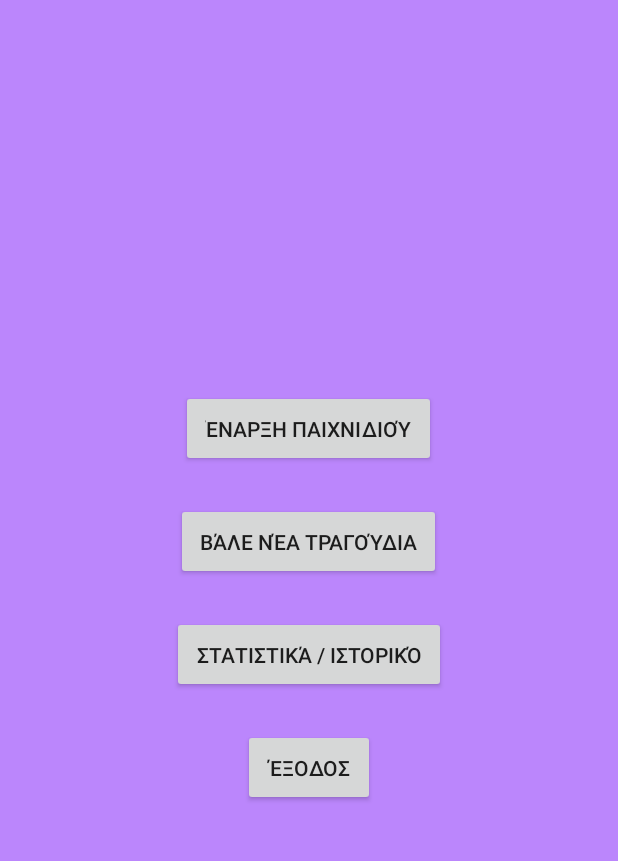
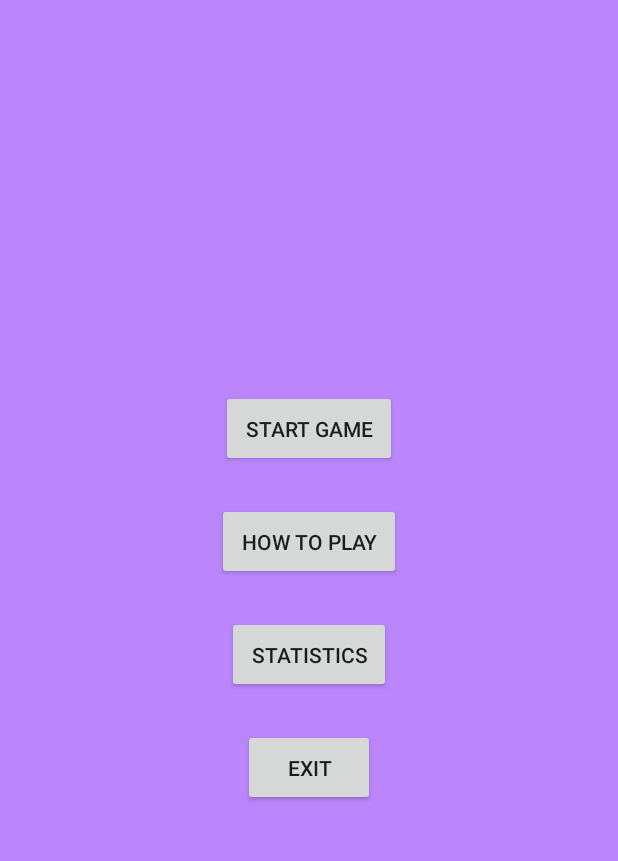
Before and after one commit to nikolassc/Guess-the-song-Android-App, an Android app built with Jetpack Compose: the screen it shows after launch (MainActivity), on a phone screen of 412 x 824 dp, the part 62-923 px from its top. Run offline under Robolectric (Android 15) with nearby library versions, the phone set to English and light mode, and no system bars; our stand-ins replace Room's generated code.

Commit message:
"How To Play" Button

```diff
--- a/app/src/main/java/com/example/gsong/MainActivity.java
+++ b/app/src/main/java/com/example/gsong/MainActivity.java
@@ -3,7 +3,10 @@ package com.example.gsong;
 import android.content.Context;
 import android.content.Intent;
 import android.os.Bundle;
+import android.view.View;
 import android.widget.Button;
+import android.widget.ImageView;
+import android.widget.TextView;
 
 import androidx.appcompat.app.AppCompatActivity;
 import androidx.appcompat.widget.Toolbar;
@@ -25,7 +28,7 @@ import androidx.appcompat.app.AlertDialog;
 
 public class MainActivity extends AppCompatActivity {
 
-    Button buttonStartGame, buttonAddSongs, buttonStats, buttonExit ;
+    Button buttonStartGame, buttonHowToPlay, buttonStats, buttonExit ;
 
     @Override
     protected void onCreate(Bundle savedInstanceState) {
@@ -42,7 +45,7 @@ public class MainActivity extends AppCompatActivity {
 
         // Κουμπιά
         buttonStartGame = findViewById(R.id.button_start_game);
-        buttonAddSongs = findViewById(R.id.button_add_songs);
+        buttonHowToPlay = findViewById(R.id.button_how_to_play);
         buttonStats = findViewById(R.id.button_stats);
         buttonExit = findViewById(R.id.button_exit);
 
@@ -51,10 +54,10 @@ public class MainActivity extends AppCompatActivity {
             startActivity(intent);
         });
 
-        buttonAddSongs.setOnClickListener(v -> {
-            Intent intent = new Intent(MainActivity.this, AddSongActivity.class);
-            startActivity(intent);
-        });
+        Button howToPlayButton = findViewById(R.id.button_how_to_play);
+        howToPlayButton.setOnClickListener(v -> showHowToPlayDialog());
+
+
 
        /* buttonStats.setOnClickListener(v -> {
             Intent intent = new Intent(MainActivity.this, StatsActivity.class);
@@ -62,15 +65,27 @@ public class MainActivity extends AppCompatActivity {
         });  */
         buttonExit.setOnClickListener(v -> {
             new AlertDialog.Builder(MainActivity.this)
-                    .setTitle("Έξοδος")
-                    .setMessage("Είστε σίγουροι ότι θέλετε να κλείσετε την εφαρμογή;")
-                    .setPositiveButton("Ναι", (dialog, which) -> finishAffinity())
-                    .setNegativeButton("Όχι", null)
+                    .setTitle("Exit")
+                    .setMessage("Are you sure you want to close the app")
+                    .setPositiveButton("Yes", (dialog, which) -> finishAffinity())
+                    .setNegativeButton("No", null)
                     .show();
         });
 
 
 
+    }
+
+    private void showHowToPlayDialog() {
+        AlertDialog.Builder builder = new AlertDialog.Builder(this, R.style.CustomDialog);
+        View dialogView = getLayoutInflater().inflate(R.layout.how_to_play_dialog, null);
+        builder.setView(dialogView);
+
+        AlertDialog dialog = builder.create();
+        dialog.show();
+
+        TextView closeBtn = dialogView.findViewById(R.id.btn_close_dialog);
+        closeBtn.setOnClickListener(v -> dialog.dismiss());
     }
 
     private void preloadSongsFromJson(Context context) {
--- a/app/src/main/res/layout/activity_main.xml
+++ b/app/src/main/res/layout/activity_main.xml
@@ -25,15 +25,15 @@
             android:id="@+id/button_start_game"
             android:layout_width="wrap_content"
             android:layout_height="wrap_content"
-            android:text="Έναρξη Παιχνιδιού"
+            android:text="Start Game"
             android:padding="16dp"
             android:layout_marginBottom="24dp" />
 
         <Button
-            android:id="@+id/button_add_songs"
+            android:id="@+id/button_how_to_play"
             android:layout_width="wrap_content"
             android:layout_height="wrap_content"
-            android:text="Βάλε Νέα Τραγούδια"
+            android:text="How To Play"
             android:padding="16dp"
             android:layout_marginBottom="24dp" />
 
@@ -41,17 +41,16 @@
             android:id="@+id/button_stats"
             android:layout_width="wrap_content"
             android:layout_height="wrap_content"
-            android:text="Στατιστικά / Ιστορικό"
+            android:text="Statistics"
             android:padding="16dp" />
+
         <Button
             android:id="@+id/button_exit"
             android:layout_width="wrap_content"
             android:layout_height="wrap_content"
-            android:text="Έξοδος"
+            android:text="Exit"
             android:padding="16dp"
             android:layout_marginTop="24dp" />
-
-
     </LinearLayout>
 
 </LinearLayout>
--- a/app/src/main/res/values-night/themes.xml
+++ b/app/src/main/res/values-night/themes.xml
@@ -4,6 +4,9 @@
         <item name="android:windowBackground">@color/background</item>
         <item name="colorPrimary">@color/background</item>
         <item name="colorAccent">@color/button</item>
+        <item name="colorOnBackground">@color/text</item>
+        <item name="colorBackgroundFloating">@color/background</item>
+
     </style>
 
     <style name="AppButton" parent="Widget.AppCompat.Button">
@@ -15,4 +18,10 @@
         <item name="android:fontFamily">sans-serif-medium</item>
     </style>
 
+    <style name="CustomDialog" parent="Theme.MaterialComponents.DayNight.Dialog.Alert">
+        <item name="android:background">?attr/colorBackgroundFloating</item>
+        <item name="android:windowMinWidthMajor">90%</item>
+    </style>
+
+
 </resources>
--- a/app/src/main/res/values/strings.xml
+++ b/app/src/main/res/values/strings.xml
@@ -1,3 +1,6 @@
+<?xml version="1.0" encoding="utf-8"?>
+
 <resources>
-    <string name="app_name">Guess the Song</string>
+    <string name="app_name">Melophobia</string>
+
 </resources>
--- a/app/src/main/res/values/themes.xml
+++ b/app/src/main/res/values/themes.xml
@@ -4,6 +4,8 @@
         <item name="android:windowBackground">@color/background</item>
         <item name="colorPrimary">@color/background</item>
         <item name="colorAccent">@color/button</item>
+        <item name="colorOnBackground">@color/text</item>
+        <item name="colorBackgroundFloating">@color/background</item>
     </style>
 
 
@@ -20,5 +22,4 @@
         <item name="android:background">@android:color/transparent</item>
     </style>
 
-
 </resources>
```
Also changed, not shown: app/src/main/res/layout/how_to_play_dialog.xml (added, +43 -0 lines).
